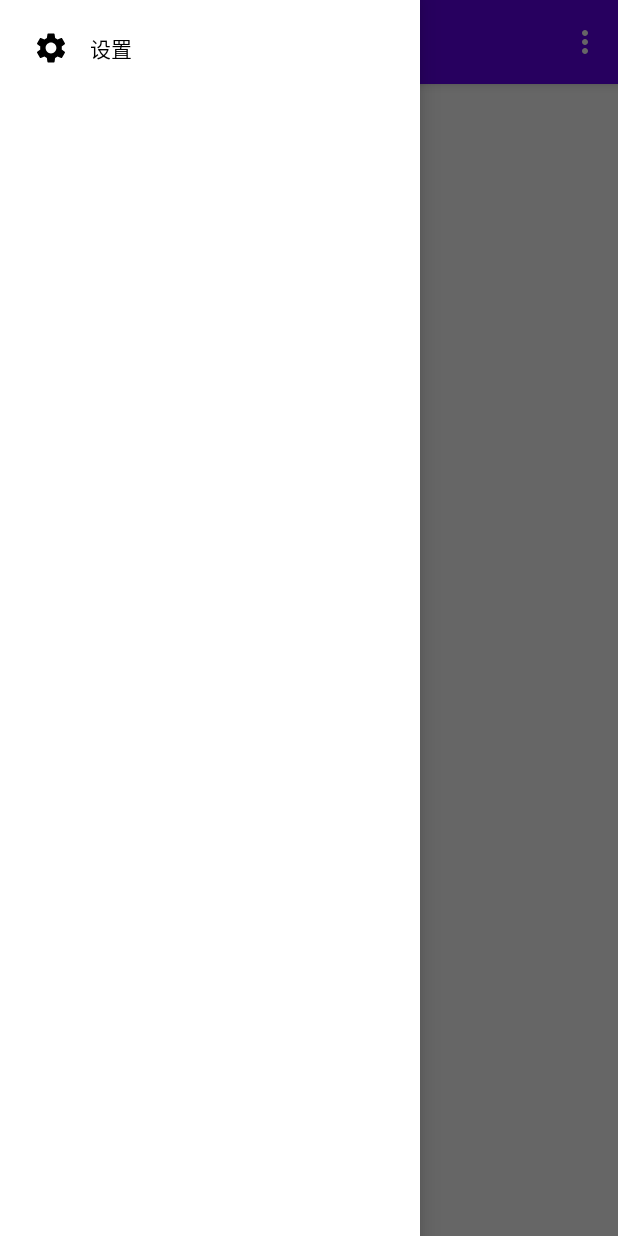
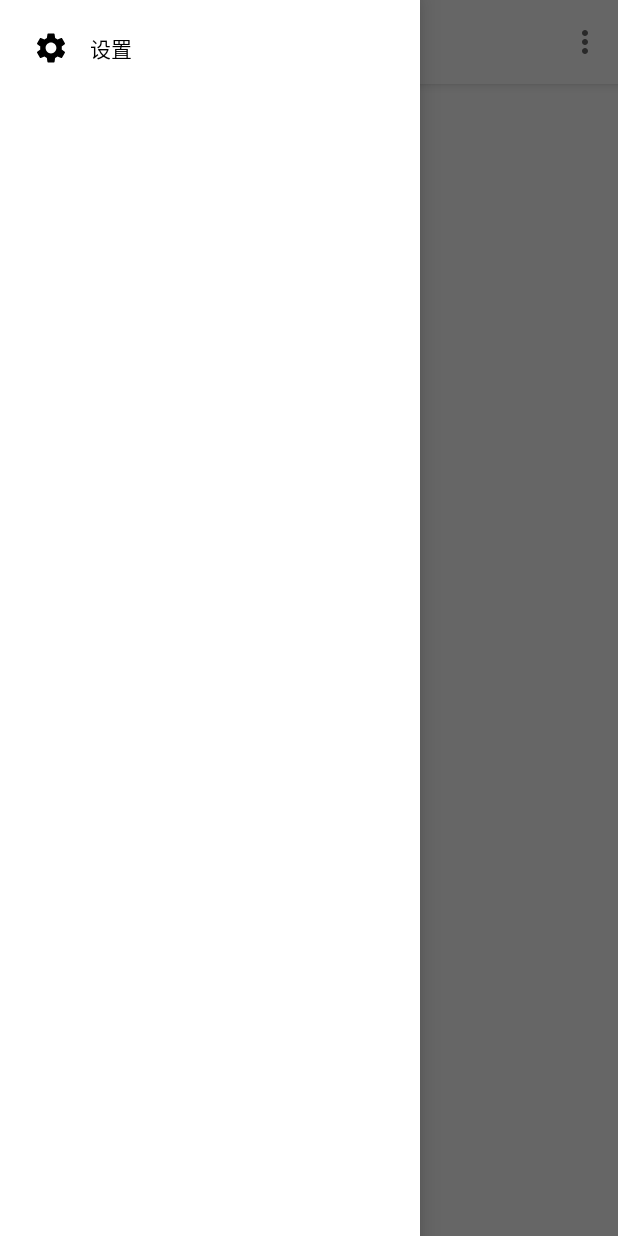
Before and after one commit to FuShaoLei/Memory, an Android app: the screen it shows after launch (MainActivity), with the side drawer open, on a phone screen of 412 x 824 dp. Run offline under Robolectric (Android 15) with nearby library versions, the phone set to English and light mode, and no system bars; libraries missing offline, so code that uses them is left out: com.chad.library, com.tencent.mmkv; pictures from the network do not load; 4 statements that could not run were skipped.

Commit message:
小改一番
嘟噜噜

```diff
--- a/app/src/main/res/layout/activity_detail.xml
+++ b/app/src/main/res/layout/activity_detail.xml
@@ -11,7 +11,6 @@
 
         <com.google.android.material.appbar.MaterialToolbar
             android:id="@+id/tool_bar"
-            style="@style/Widget.MaterialComponents.Toolbar.Primary"
             android:layout_width="match_parent"
             android:layout_height="?attr/actionBarSize"
             app:menu="@menu/detail_menu"
--- a/app/src/main/res/layout/activity_main.xml
+++ b/app/src/main/res/layout/activity_main.xml
@@ -19,7 +19,6 @@
 
             <com.google.android.material.appbar.MaterialToolbar
                 android:id="@+id/tool_bar"
-                style="@style/Widget.MaterialComponents.Toolbar.Primary"
                 android:layout_width="match_parent"
                 android:layout_height="wrap_content"
                 android:background="@android:color/transparent"
--- a/app/src/main/res/layout/activity_setting.xml
+++ b/app/src/main/res/layout/activity_setting.xml
@@ -10,7 +10,6 @@
 
         <com.google.android.material.appbar.MaterialToolbar
             android:id="@+id/tool_bar"
-            style="@style/Widget.MaterialComponents.Toolbar.Primary"
             android:layout_width="match_parent"
             android:layout_height="?attr/actionBarSize"
             app:menu="@menu/setting_menu"
--- a/app/src/main/res/values/colors.xml
+++ b/app/src/main/res/values/colors.xml
@@ -1,6 +1,6 @@
 <?xml version="1.0" encoding="utf-8"?>
 <resources>
-    <color name="colorPrimary">#6200EE</color>
+    <color name="colorPrimary">#fff</color>
     <color name="colorPrimaryDark">#3700B3</color>
     <color name="colorAccent">#03DAC5</color>
 
```
Also changed, not shown: app/src/main/java/github/fushaolei/MainActivity.java (+4 -3 lines).
